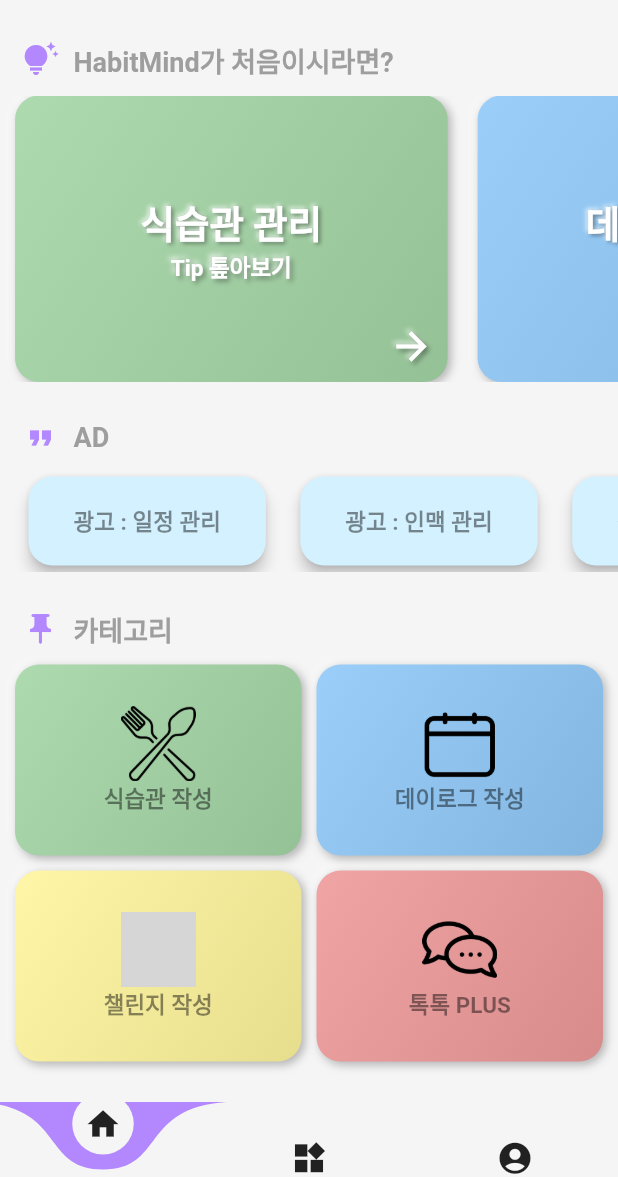
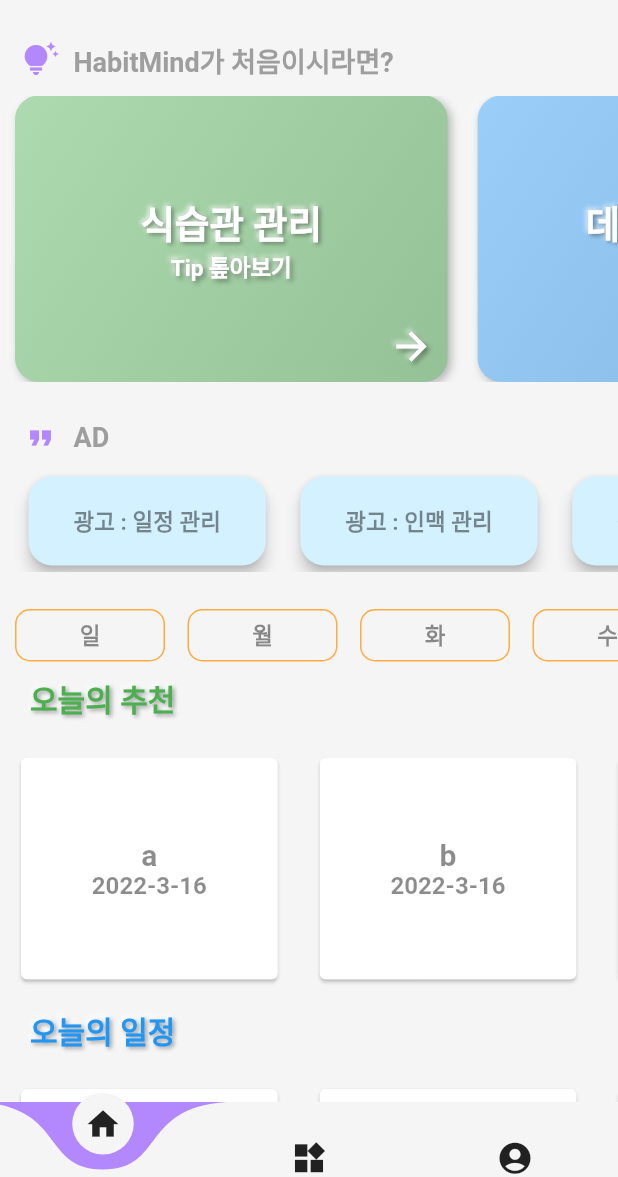
Before and after one commit to chosungsu/Clink, a Flutter app: the screen it shows after launch, after a tap on "익명으로 먼저 즐기기", on a phone screen of 412 x 824 dp, the part 59-1236 px from its top. Run offline on Flutter 3.47's test engine with Material 2 defaults, Android fonts, the light colour scheme and no system bars; drawn by our look-alikes of curved_navigation_bar, flutter_neumorphic, sticky_headers; our stand-ins replace animated_text_kit, cloud_firestore, dotted_border, firebase_core, firebase_messaging, flutter_secure_storage and 8 more; missing offline and left inert: kakao_flutter_sdk, textfield_tags, transition; accounts and stored records are empty; statements that could not run were skipped; grey boxes are pictures that could not be loaded.

Commit message:
commit code

```diff
--- a/lib/Page/FeedPage.dart
+++ b/lib/Page/FeedPage.dart
@@ -71,7 +71,7 @@
     mainAxisAlignment: MainAxisAlignment.center,
     crossAxisAlignment: CrossAxisAlignment.center,
     children: <Widget>[
-      UserSubscription(context),
+      UserPicks(context),
     ],
   );
 }
--- a/lib/Page/HomePage.dart
+++ b/lib/Page/HomePage.dart
@@ -58,7 +58,7 @@
                 children: [
                   UserTips(context),
                   AD(context),
-                  UserPicks(context),
+                  UserSubscription(context),
                 ],
               ),
             )
--- a/lib/UI/BeforeSignUp.dart
+++ b/lib/UI/BeforeSignUp.dart
@@ -18,7 +18,7 @@
 
   return Padding(padding: EdgeInsets.only(left: 10, right: 10), child: Neumorphic(
     style: NeumorphicStyle(
-        shape: NeumorphicShape.convex,
+        shape: NeumorphicShape.flat,
         boxShape: NeumorphicBoxShape.roundRect(BorderRadius.circular(16.0)),
         depth: 4,
         intensity: 0.5,
--- a/lib/UI/UserSubscription.dart
+++ b/lib/UI/UserSubscription.dart
@@ -1,74 +1,160 @@
+import 'package:clickbyme/DB/Contents.dart';
+import 'package:clickbyme/DB/Day.dart';
+import 'package:clickbyme/DB/Recommend.dart';
 import 'package:flutter/material.dart';
+import 'package:flutter_neumorphic/flutter_neumorphic.dart';
 import 'package:sticky_headers/sticky_headers.dart';
 
 import '../DB/AD_Home.dart';
 
 UserSubscription(BuildContext context) {
-  final List<AD_Home> _list_subscript = [
-    AD_Home(
-      id: '1',
-      title: '일정 관리',
-      person_num: 3,
-      date: DateTime.now(),
+  final List<Day> _list_day = [
+    Day(
+      day: '일',
     ),
-    AD_Home(
-      id: '2',
-      title: '인맥 관리',
-      person_num: 4,
-      date: DateTime.now(),
+    Day(
+      day: '월',
     ),
-    AD_Home(
-      id: '3',
-      title: '구독 관리',
-      person_num: 5,
-      date: DateTime.now(),
+    Day(
+      day: '화',
     ),
-    AD_Home(
-      id: '4',
-      title: '포인트 관리',
-      person_num: 5,
-      date: DateTime.now(),
-    )
+    Day(
+      day: '수',
+    ),
+    Day(
+      day: '목',
+    ),
+    Day(
+      day: '금',
+    ),
+    Day(
+      day: '토',
+    ),
   ];
   return Column(
     children: [
-      Subscript(context, _list_subscript),
+      Subscript(context, _list_day),
     ],
   );
 }
 
 ContentSub() {
+  final List<Contents> _list_content = [
+    Contents(content: 'aaaa', date: DateTime.now(), id: '1', title: 'a'),
+    Contents(content: 'bbbb', date: DateTime.now(), id: '2', title: 'b'),
+    Contents(content: 'cccc', date: DateTime.now(), id: '3', title: 'c'),
+    Contents(content: 'dddd', date: DateTime.now(), id: '4', title: 'd'),
+    Contents(content: 'eeee', date: DateTime.now(), id: '5', title: 'e'),
+  ];
+  final List<Recommend> _list_recommend = [
+    Recommend(sub: '오늘의 추천'),
+    Recommend(sub: '오늘의 일정'),
+    Recommend(sub: '새로 생긴 챌린지'),
+    Recommend(sub: '인기 많은 데이로그'),
+    Recommend(sub: '읽지 않은 스크립스'),
+  ];
+  final List _list_background_color = [
+    Colors.green,
+    Colors.blue,
+    Colors.yellow,
+    Colors.red,
+    Colors.orange,
+  ];
   return Container(
     child: ListView.builder(
       //controller: mainController,
       physics: BouncingScrollPhysics(),
       shrinkWrap: true,
       scrollDirection: Axis.vertical,
-      itemCount: 35,
+      itemCount: _list_recommend.length,
       itemBuilder: (context, index) => Column(
         children: [
           SizedBox(
-            width: MediaQuery.of(context).size.width,
-            height: MediaQuery.of(context).size.height / 3,
-            child: Container(
-                decoration: BoxDecoration(
-                  border: Border.all(
-                    width: 1,
-                    color: Colors.orangeAccent,
-                  ),
-                  borderRadius: BorderRadius.circular(10.0),
-                ),
-                child: Center(
-                  child: Text(
-                    '구독 명수 : ' + index.toString(),
-                    style: const TextStyle(
-                      fontWeight: FontWeight.bold,
-                      fontSize: 15,
-                      color: Colors.black45,
+              width: MediaQuery.of(context).size.width,
+              height: MediaQuery.of(context).size.height / 4,
+              child: Column(
+                crossAxisAlignment: CrossAxisAlignment.start,
+                children: [
+                  Padding(
+                    padding: EdgeInsets.only(left: 20),
+                    child: NeumorphicText(
+                      _list_recommend[index].sub,
+                      style: NeumorphicStyle(
+                        shape: NeumorphicShape.flat,
+                        depth: 3,
+                        color: _list_background_color[index],
+                      ),
+                      textStyle: NeumorphicTextStyle(
+                        fontWeight: FontWeight.bold,
+                        fontSize: 20,
+                      ),
                     ),
                   ),
-                )),
-          ),
+                  SizedBox(
+                    height: 20,
+                  ),
+                  Expanded(
+                    child: ListView.builder(
+                      //controller: mainController,
+                      physics: BouncingScrollPhysics(),
+                      shrinkWrap: true,
+                      scrollDirection: Axis.horizontal,
+                      itemCount: _list_content.length,
+                      itemBuilder: (context, index) => Row(
+                        children: [
+                          Padding(
+                            padding: EdgeInsets.only(left: 10, right: 10),
+                            child: SizedBox(
+                                width: MediaQuery.of(context).size.width / 2.3,
+                                child: Card(
+                                  child: Column(
+                                      mainAxisAlignment:
+                                          MainAxisAlignment.center,
+                                      children: [
+                                        Flexible(
+                                          flex: 2,
+                                          child: Text(
+                                            _list_content[index].title,
+                                            style: const TextStyle(
+                                              fontWeight: FontWeight.bold,
+                                              fontSize: 20,
+                                              color: Colors.black45,
+                                            ),
+                                          ),
+                                        ),
+                                        Flexible(
+                                          flex: 1,
+                                          child: Text(
+                                            _list_content[index]
+                                                    .date
+                                                    .year
+                                                    .toString() +
+                                                '-' +
+                                                _list_content[index]
+                                                    .date
+                                                    .month
+                                                    .toString() +
+                                                '-' +
+                                                _list_content[index]
+                                                    .date
+                                                    .day
+                                                    .toString(),
+                                            style: const TextStyle(
+                                              fontWeight: FontWeight.bold,
+                                              fontSize: 16,
+                                              color: Colors.black45,
+                                            ),
+                                          ),
+                                        )
+                                      ]),
+                                )),
+                          )
+                        ],
+                      ),
+                    ),
+                  )
+                ],
+              )),
           Padding(
             padding: const EdgeInsets.only(bottom: 15),
           )
@@ -78,21 +164,21 @@
   );
 }
 
-Subscript(context, List<AD_Home> list_subscript) {
-  return list_subscript.isEmpty
+Subscript(context, List<Day> list_day) {
+  return list_day.isEmpty
       ? Container(
           height: 0,
         )
       : SizedBox(
           child: Column(
             children: [
-              Sticky(context, list_subscript),
+              Sticky(context, list_day),
             ],
           ),
         );
 }
 
-Sticky(context, List<AD_Home> list_subscript) {
+Sticky(context, List<Day> list_day) {
   return StickyHeader(
     header: Container(
       color: Colors.grey.shade100,
@@ -103,30 +189,40 @@
         shrinkWrap: true,
         padding: const EdgeInsets.fromLTRB(10, 10, 10, 10),
         scrollDirection: Axis.horizontal,
-        itemCount: list_subscript.isEmpty ? 0 : list_subscript.length,
+        itemCount: list_day.isEmpty ? 0 : list_day.length,
         itemBuilder: (context, index) => Row(
           children: [
             SizedBox(
-              width: 100,
-              child: Container(
-                  decoration: BoxDecoration(
-                    border: Border.all(
-                      width: 1,
-                      color: Colors.orangeAccent,
-                    ),
-                    borderRadius: BorderRadius.circular(10.0),
-                  ),
-                  child: Center(
-                    child: Text(
-                      list_subscript[index].title,
-                      style: const TextStyle(
-                        fontWeight: FontWeight.bold,
-                        fontSize: 15,
-                        color: Colors.black45,
+                width: 100,
+                child: InkWell(
+                  onTap: () {
+                    if (index == 0) {
+                    } else if (index == 1) {
+                    } else if (index == 2) {
+                    } else if (index == 3) {
+                    } else if (index == 4) {
+                    } else if (index == 5) {
+                    } else {}
+                  },
+                  child: Container(
+                      decoration: BoxDecoration(
+                        border: Border.all(
+                          width: 1,
+                          color: Colors.orangeAccent,
+                        ),
+                        borderRadius: BorderRadius.circular(10.0),
                       ),
-                    ),
-                  )),
-            ),
+                      child: Center(
+                        child: Text(
+                          list_day[index].day,
+                          style: const TextStyle(
+                            fontWeight: FontWeight.bold,
+                            fontSize: 15,
+                            color: Colors.black45,
+                          ),
+                        ),
+                      )),
+                )),
             Padding(
               padding: const EdgeInsets.only(right: 15),
             )
--- a/lib/main.dart
+++ b/lib/main.dart
@@ -7,8 +7,8 @@
 import 'package:flutter/material.dart';
 import 'package:flutter/services.dart';
 import 'package:flutter_spinkit/flutter_spinkit.dart';
+import 'package:hive_flutter/adapters.dart';
 import 'package:kakao_flutter_sdk/all.dart';
-import 'package:permission_handler/permission_handler.dart';
 import 'package:provider/provider.dart';
 import 'Auth/GoogleSignInController.dart';
 import 'Auth/KakaoSignInController.dart';
@@ -17,11 +17,10 @@
 
 void main() async {
   WidgetsFlutterBinding.ensureInitialized();
-  //화면회전 막기
-  /*SystemChrome.setPreferredOrientations(
-      [DeviceOrientation.portraitUp, DeviceOrientation.portraitDown]);*/
   KakaoContext.clientId = 'b5e60a90f0204c0bb09625df79a11772';
   await Firebase.initializeApp();
+  await Hive.initFlutter();
+  await Hive.openBox('user_info');
   runApp(const MyApp());
 }
 
@@ -102,7 +101,7 @@
             Timer(
               const Duration(milliseconds: 1000),
               () {
-                scaleController.reset();
+                scaleController.stop();
               },
             );
           }
@@ -122,8 +121,8 @@
   @override
   void dispose() {
     // TODO: implement dispose
+    super.dispose();
     scaleController.dispose();
-    super.dispose();
   }
 
   @override
```
Also changed, not shown: lib/Auth/GoogleSignInController.dart (+12 -17 lines), lib/Auth/KakaoSignInController.dart (+5 -12 lines), lib/DB/Contents.dart (added, +13 -0 lines), lib/DB/Day.dart (added, +7 -0 lines), lib/DB/Recommend.dart (added, +7 -0 lines), lib/Page/ProfilePage.dart (+8 -12 lines), lib/Sub/showUserSetting.dart (+5 -5 lines), lib/Tool/checkId.dart (deleted, +0 -20 lines), lib/UI/UserDetails.dart (+10 -17 lines), lib/UI/UserSettings.dart (+0 -7 lines), pubspec.yaml (+12 -1 lines), pubspec.lock, 7 other files.
